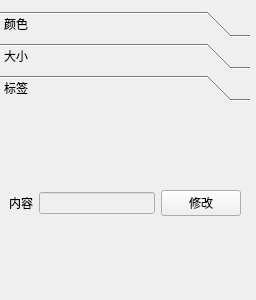
Above: views/UI_propertyForm.ui from kingry1/GraduationProject-Data-Visualization-System before the change. Below: the same form after it.
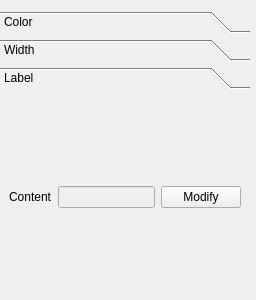
That is the form after the change. The open tabs and pages were chosen to show the change.

```diff
--- a/views/UI_propertyForm.ui
+++ b/views/UI_propertyForm.ui
@@ -58,7 +58,7 @@
          </rect>
         </property>
         <attribute name="label">
-         <string>颜色</string>
+         <string>Color</string>
         </attribute>
         <layout class="QHBoxLayout" name="horizontalLayout">
          <item>
@@ -118,7 +118,7 @@
          </rect>
         </property>
         <attribute name="label">
-         <string>大小</string>
+         <string>Width</string>
         </attribute>
         <layout class="QHBoxLayout" name="horizontalLayout_2">
          <item>
@@ -166,11 +166,11 @@
           <x>0</x>
           <y>0</y>
           <width>250</width>
-          <height>175</height>
+          <height>184</height>
          </rect>
         </property>
         <attribute name="label">
-         <string>标签</string>
+         <string>Label</string>
         </attribute>
         <layout class="QHBoxLayout" name="horizontalLayout_3">
          <item>
@@ -191,7 +191,7 @@
            <item row="0" column="0">
             <widget class="QLabel" name="label_3">
              <property name="text">
-              <string>内容</string>
+              <string>Content</string>
              </property>
             </widget>
            </item>
@@ -204,7 +204,7 @@
               </size>
              </property>
              <property name="text">
-              <string>修改</string>
+              <string>Modify</string>
              </property>
             </widget>
            </item>
```
Left out of the diff: 8 changed lines with no effect on the pictures.
